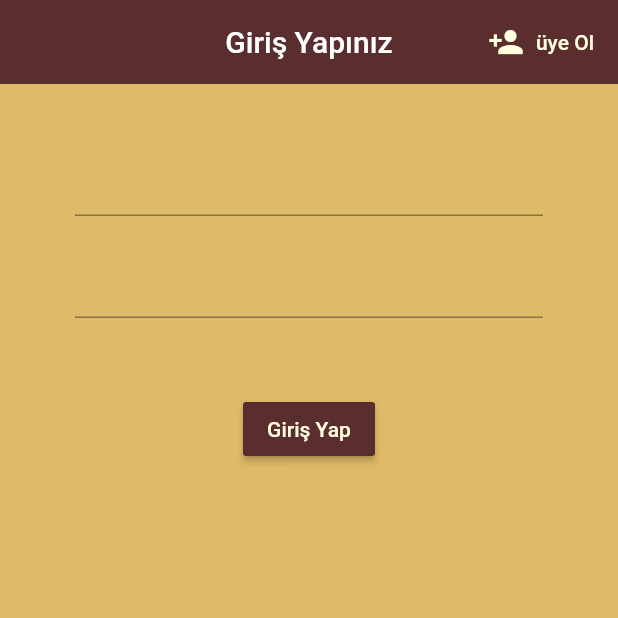
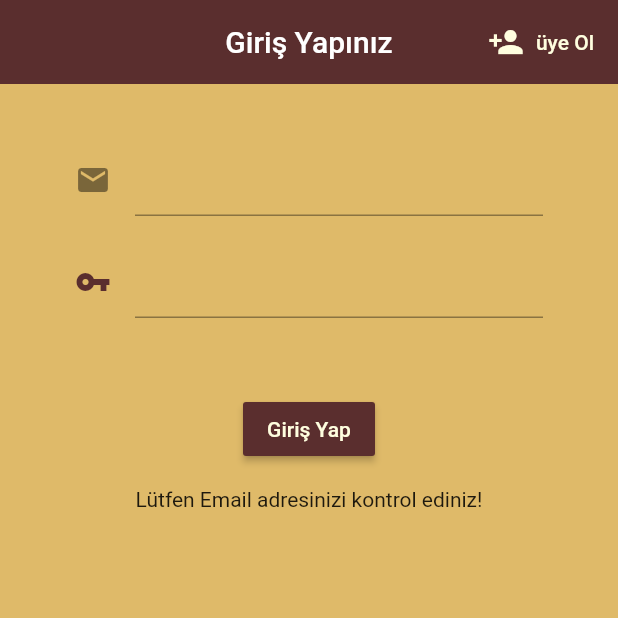
Before and after one commit to emralyilmaz/training41KahveniSecApp, a Flutter app: the screen it shows after launch, after a tap on "Giriş Yap", on a phone screen of 412 x 824 dp, the top half of it. Run offline on Flutter 3.47's test engine with Material 2 defaults, Android fonts, the phone set to English and light mode, and no system bars; our stand-ins replace firebase_auth, firebase_core; accounts and stored records are empty.

Commit message:
Sign In İşlemini Oluşturma ve email regex

```diff
--- a/lib/screens/authenticate/register.dart
+++ b/lib/screens/authenticate/register.dart
@@ -79,7 +79,7 @@ class _RegisterState extends State<Register> {
                     ),
                     onPressed: () async {
                       if (_formKey.currentState.validate()) {
-                        // print("$email ve $password");
+                        print("$email ve $password");
                         dynamic sonuc =
                             await _authService.register(email, password);
                         if (sonuc == null) {
--- a/lib/screens/authenticate/sign_in.dart
+++ b/lib/screens/authenticate/sign_in.dart
@@ -13,6 +13,7 @@ class _SignInState extends State<SignIn> {
   final AuthService _authService = AuthService();
   String email = "";
   String password = "";
+  String error = "";
 
   @override
   Widget build(BuildContext context) {
@@ -42,6 +43,7 @@ class _SignInState extends State<SignIn> {
               children: [
                 SizedBox(height: 20),
                 TextFormField(
+                  decoration: InputDecoration(icon: Icon(Icons.email)),
                   onChanged: (val) {
                     setState(() {
                       email = val;
@@ -50,6 +52,11 @@ class _SignInState extends State<SignIn> {
                 ),
                 SizedBox(height: 20),
                 TextFormField(
+                  decoration: InputDecoration(
+                      icon: Icon(
+                    Icons.vpn_key,
+                    color: Color.fromRGBO(90, 46, 46, 1),
+                  )),
                   obscureText: true, // parola için
                   onChanged: (val) {
                     setState(() {
@@ -64,9 +71,30 @@ class _SignInState extends State<SignIn> {
                       "Giriş Yap",
                       style: TextStyle(color: Color.fromRGBO(255, 254, 223, 1)),
                     ),
-                    onPressed: () {
-                      print("$email ve $password");
-                    })
+                    onPressed: () async {
+                      bool emailValid = RegExp(
+                              r"^[a-zA-Z0-9.a-zA-Z0-9.!#$%&'*+-/=?^_`{|}~]+@[a-zA-Z0-9]+\.[a-zA-Z]+")
+                          .hasMatch(email);
+
+                      if (!emailValid) {
+                        setState(() {
+                          error = "Lütfen Email adresinizi kontrol ediniz!";
+                        });
+
+                        return;
+                      }
+
+                      dynamic sonuc =
+                          await _authService.singIn(email, password);
+                      if (sonuc == null) {
+                        error = "Giriş başarısız";
+                      }
+                      // print("$email ve $password");
+                    }),
+                SizedBox(
+                  height: 15.0,
+                ),
+                Text(error),
               ],
             ),
           ),
```
Also changed, not shown: lib/services/auth.dart (+13 -0 lines).
